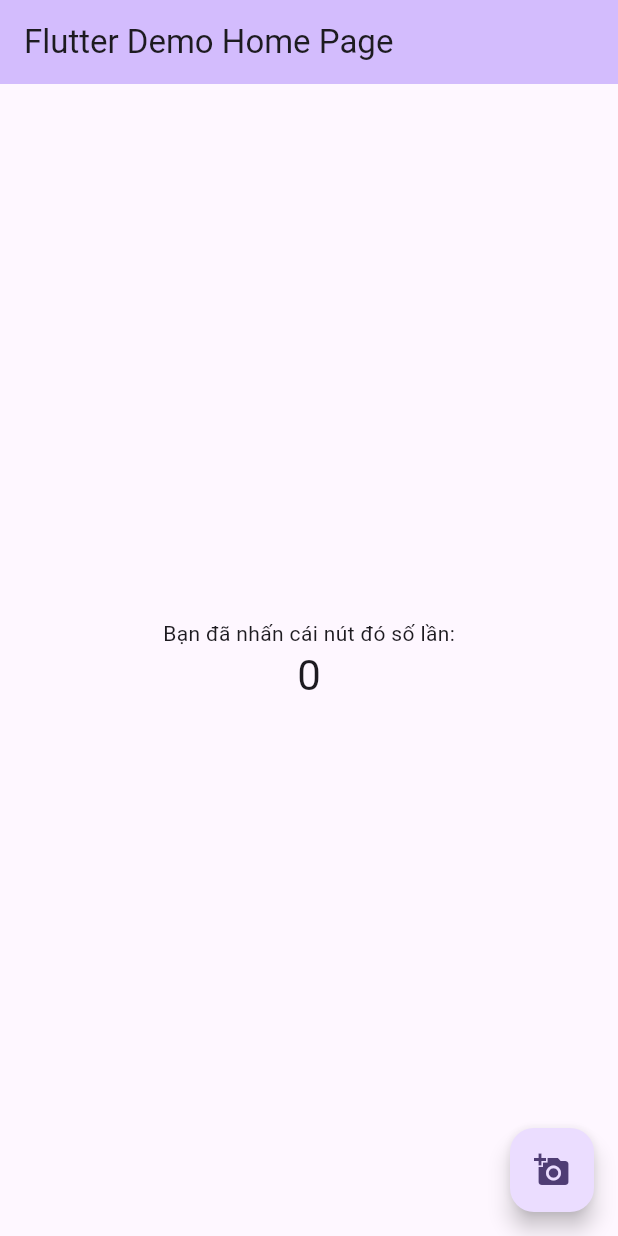
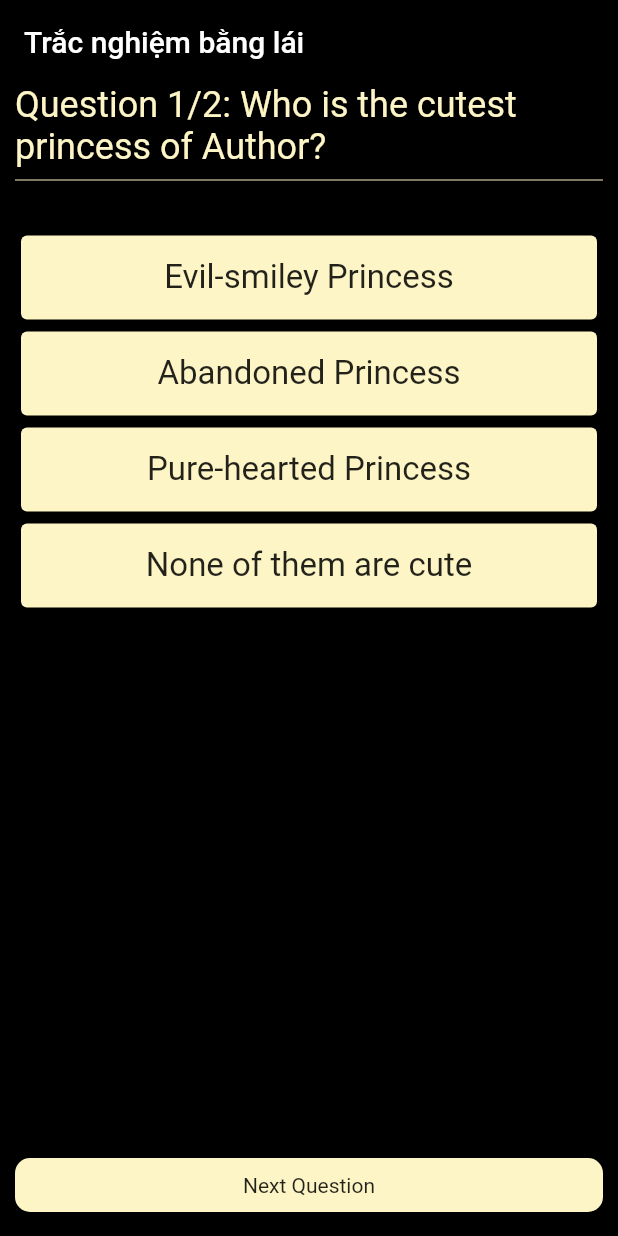
Before and after one commit to hian699/beludrive, a Flutter app: the screen it shows after launch, on a phone screen of 412 x 824 dp. Run offline on Flutter 3.47's test engine with Material 2 defaults, Android fonts, the light colour scheme and no system bars.

Commit message:
Đã thêm phần lựa chọn đáp án, phần hiển thị đáp án đúng/sai (các widgets), còn lại tự đọc tự hiểu nha bạn "MÃNG CẦUR", chúc bạn may mắn và đừng chửi tôi nữa nhé!

```diff
--- /dev/null
+++ b/lib/constants.dart
@@ -0,0 +1,12 @@
+// Store color and stuff
+
+import 'package:flutter/material.dart';
+
+//Set color for correct answers
+const Color correct = Color(0xFF69F0AE);
+//Set color for incorrect answers
+const Color incorrect = Color(0xFFF1632A);
+//Set a neutral color
+const Color neutral = Color(0xFFFDF5C5);
+//Background color
+const Color background = Color(0xFF000000);
--- a/lib/main.dart
+++ b/lib/main.dart
@@ -1,125 +1,23 @@
+// Import the material package
 import 'package:flutter/material.dart';
+import './screens/home_screen.dart';
+void main() {
+  //the runApp method
+  runApp(
+    const MyApp(),
+  );
+}
+// create the MyApp widget
+class MyApp extends StatelessWidget {
+  const MyApp({Key? key}) : super(key: key); // Fix super.key and add a key parameter
 
-void main() {
-  runApp(const MyApp());
-}
-
-class MyApp extends StatelessWidget {
-  const MyApp({super.key});
-
-  // This widget is the root of your application.
   @override
   Widget build(BuildContext context) {
-    return MaterialApp(
-      title: 'Flutter Demo',
-      theme: ThemeData(
-        // This is the theme of your application.
-        //
-        // TRY THIS: Try running your application with "flutter run". You'll see
-        // the application has a blue toolbar. Then, without quitting the app,
-        // try changing the seedColor in the colorScheme below to Colors.green
-        // and then invoke "hot reload" (save your changes or press the "hot
-        // reload" button in a Flutter-supported IDE, or press "r" if you used
-        // the command line to start the app).
-        //
-        // Notice that the counter didn't reset back to zero; the application
-        // state is not lost during the reload. To reset the state, use hot
-        // restart instead.
-        //
-        // This works for code too, not just values: Most code changes can be
-        // tested with just a hot reload.
-        colorScheme: ColorScheme.fromSeed(seedColor: Colors.deepPurple),
-        useMaterial3: true,
-      ),
-      home: const MyHomePage(title: 'Flutter Demo Home Page'),
+    return const MaterialApp(
+      //remove the debug banner
+      debugShowCheckedModeBanner: false,
+      //set a homepage
+      home: HomeScreen(), //created this in separate file
     );
   }
 }
-
-class MyHomePage extends StatefulWidget {
-  const MyHomePage({super.key, required this.title});
-
-  // This widget is the home page of your application. It is stateful, meaning
-  // that it has a State object (defined below) that contains fields that affect
-  // how it looks.
-
-  // This class is the configuration for the state. It holds the values (in this
-  // case the title) provided by the parent (in this case the App widget) and
-  // used by the build method of the State. Fields in a Widget subclass are
-  // always marked "final".
-
-  final String title;
-
-  @override
-  State<MyHomePage> createState() => _MyHomePageState();
-}
-
-class _MyHomePageState extends State<MyHomePage> {
-  int _counter = 0;
-
-  void _incrementCounter() {
-    setState(() {
-      // This call to setState tells the Flutter framework that something has
-      // changed in this State, which causes it to rerun the build method below
-      // so that the display can reflect the updated values. If we changed
-      // _counter without calling setState(), then the build method would not be
-      // called again, and so nothing would appear to happen.
-      _counter++;
-    });
-  }
-
-  @override
-  Widget build(BuildContext context) {
-    // This method is rerun every time setState is called, for instance as done
-    // by the _incrementCounter method above.
-    //
-    // The Flutter framework has been optimized to make rerunning build methods
-    // fast, so that you can just rebuild anything that needs updating rather
-    // than having to individually change instances of widgets.
-    return Scaffold(
-      appBar: AppBar(
-        // TRY THIS: Try changing the color here to a specific color (to
-        // Colors.amber, perhaps?) and trigger a hot reload to see the AppBar
-        // change color while the other colors stay the same.
-        backgroundColor: Theme.of(context).colorScheme.inversePrimary,
-        // Here we take the value from the MyHomePage object that was created by
-        // the App.build method, and use it to set our appbar title.
-        title: Text(widget.title),
-      ),
-      body: Center(
-        // Center is a layout widget. It takes a single child and positions it
-        // in the middle of the parent.
-        child: Column(
-          // Column is also a layout widget. It takes a list of children and
-          // arranges them vertically. By default, it sizes itself to fit its
-          // children horizontally, and tries to be as tall as its parent.
-          //
-          // Column has various properties to control how it sizes itself and
-          // how it positions its children. Here we use mainAxisAlignment to
-          // center the children vertically; the main axis here is the vertical
-          // axis because Columns are vertical (the cross axis would be
-          // horizontal).
-          //
-          // TRY THIS: Invoke "debug painting" (choose the "Toggle Debug Paint"
-          // action in the IDE, or press "p" in the console), to see the
-          // wireframe for each widget.
-          mainAxisAlignment: MainAxisAlignment.center,
-          children: <Widget>[
-            const Text(
-              'Bạn đã nhấn cái nút đó số lần:',
-            ),
-            Text(
-              '$_counter',
-              style: Theme.of(context).textTheme.headlineMedium,
-            ),
-          ],
-        ),
-      ),
-      floatingActionButton: FloatingActionButton(
-        onPressed: _incrementCounter,
-        tooltip: 'Increment',
-        child: const Icon(Icons.add_a_photo),
-      ), // This trailing comma makes auto-formatting nicer for build methods.
-    );
-  }
-}
--- /dev/null
+++ b/lib/models/question_model.dart
@@ -0,0 +1,22 @@
+// Question models
+class Question {
+  // Id of each question
+  final String id;
+  // Title of each question
+  final String title;
+  // Options of each question ('1': True, '2': False)
+  final Map<String, bool> options;
+
+  // Create a constructor
+  Question({
+    required this.id,
+    required this.title,
+    required this.options,
+  });
+
+  // Override toString method to print questions on console
+  @override
+  String toString() {
+    return 'Question(id: $id, title: $title, options: $options)';
+  }
+}
--- /dev/null
+++ b/lib/screens/home_screen.dart
@@ -0,0 +1,120 @@
+import 'package:flutter/material.dart';
+import '../constants.dart';
+import '../models/question_model.dart'; // Question model
+import '../widgets/question_widget.dart'; // Question widget
+import '../widgets/next_button.dart';
+import '../widgets/option_card.dart';
+// Create the HomeScreen widget (StatefulWidget because it's going to be the parent widget, and all functions and variables will be in this widget)
+class HomeScreen extends StatefulWidget {
+  const HomeScreen({Key? key}); // Fix key argument here
+
+  @override
+  State<HomeScreen> createState() => _HomeScreenState();
+}
+
+class _HomeScreenState extends State<HomeScreen> {
+  List<Question> _questions = [
+    Question(
+      id: '10',
+      title: 'Who is the cutest princess of Author?',
+      options: {
+        'Evil-smiley Princess': false,
+        'Abandoned Princess': false,
+        'Pure-hearted Princess': true,
+        'None of them are cute': false,
+      },
+    ),
+    Question(
+      id: '11',
+      title: 'What is the addictive substance in medicated oil?',
+      options: {
+        'Menthol': true,
+        'Heroin': false,
+        'Cocaine': false,
+        'Alcohol': false,
+      },
+    ),
+  ];
+
+  int index = 0; // Add an index variable to keep track of the current question
+  // Create a boolean value to check if the user has clicked
+  bool isPressed = false;
+
+  // Create a function to display the next question
+  void nextQuestion(){
+    if (index == _questions.length - 1){
+      return;
+    } else {
+      if(isPressed){
+      setState(() {
+        index++;
+        isPressed = false;// When the index change to 1, rebuild the app
+      });
+    } else {
+        ScaffoldMessenger.of(context).showSnackBar(
+          SnackBar(
+            content: Text('Please select any option'),
+            behavior: SnackBarBehavior.floating,
+            margin: EdgeInsets.symmetric(vertical: 20.0),
+          )
+        );
+      }
+    }
+  }
+
+  // Create a function to change colors
+  void changeColor(){
+    setState(() {
+      isPressed = true;
+    });
+  }
+
+  @override
+  Widget build(BuildContext context) {
+    return Scaffold(
+      backgroundColor: background, // Change the background
+      appBar: AppBar(
+        title: const Text('Trắc nghiệm bằng lái'),
+        backgroundColor: background,
+        shadowColor: Colors.transparent,
+      ),
+      body: Container(
+        width: double.infinity,
+        padding: const EdgeInsets.symmetric(horizontal: 10.0),
+        child: Column(
+          children: [
+            // Question Widget here
+            QuestionWidget(
+              indexAction: index, // Use the index variable to access questions
+              question: _questions[index].title, // Get the title of the current question
+              totalQuestions: _questions.length, // The length of the list
+            ),
+            const Divider(color: neutral),
+            // Add some space
+            const SizedBox(height: 25.0),
+            for (int i = 0; i < _questions[index].options.length; i++)
+              OptionCard(
+                option: _questions[index].options.keys.toList()[i],
+                color: isPressed
+                    ? _questions[index].options.values.toList()[i] == true
+                       ? correct
+                       : incorrect
+                    : neutral,
+                onTap: changeColor,
+
+              ),
+          ],
+        ),
+      ),
+
+      // Use floating action button
+      floatingActionButton: Padding(
+        padding: const EdgeInsets.symmetric(horizontal: 10.0),
+        child: NextButton(
+          nextQuestion: nextQuestion, // The sub program nextQuestion above
+        ),
+      ),
+      floatingActionButtonLocation: FloatingActionButtonLocation.centerFloat,
+    );
+  }
+}
--- /dev/null
+++ b/lib/widgets/next_button.dart
@@ -0,0 +1,27 @@
+import 'package:flutter/material.dart';
+import '../constants.dart';
+
+class NextButton extends StatelessWidget {
+  const NextButton({Key? key, required this.nextQuestion}) : super(key: key);
+
+  final VoidCallback nextQuestion;
+
+  @override
+  Widget build(BuildContext context) {
+    return GestureDetector(
+      onTap: nextQuestion,
+      child: Container(
+        width: double.infinity,
+        decoration: BoxDecoration(
+          color: neutral,
+          borderRadius: BorderRadius.circular(10.0),
+        ),
+        padding: const EdgeInsets.symmetric(vertical: 10.0),
+        child: Text(
+          'Next Question',
+          textAlign: TextAlign.center,
+        ),
+      ),
+    );
+  }
+}
--- /dev/null
+++ b/lib/widgets/option_card.dart
@@ -0,0 +1,27 @@
+import 'package:flutter/material.dart';
+import '../constants.dart';
+class OptionCard extends StatelessWidget {
+  const OptionCard({Key? key, required this.option, required this.color, required this.onTap}) : super(key: key);
+
+  final String option;
+  final VoidCallback onTap;
+  final Color color;
+  @override
+  Widget build(BuildContext context) {
+    return GestureDetector(
+      onTap: onTap,
+      child: Card(
+        color: color ?? neutral,
+        child: ListTile(
+          title: Text(
+            option,
+            textAlign: TextAlign.center,
+            style: TextStyle(
+              fontSize: 22.0,
+            ),
+          ),
+        ),
+      ),
+    );
+  }
+}
--- /dev/null
+++ b/lib/widgets/question_widget.dart
@@ -0,0 +1,31 @@
+import 'package:flutter/material.dart';
+import '../constants.dart';
+
+class QuestionWidget extends StatelessWidget {
+  const QuestionWidget({
+    Key? key, // Add Key? here
+    required this.indexAction,
+    required this.question,
+    required this.totalQuestions,
+  }) : super(key: key);
+
+  // Question title, total number of questions, and index
+
+  final String question;
+  final int indexAction;
+  final int totalQuestions;
+
+  @override
+  Widget build(BuildContext context) {
+    return Container(
+      alignment: Alignment.centerLeft,
+      child: Text(
+        'Question ${indexAction + 1}/$totalQuestions: $question',
+        style: const TextStyle(
+          fontSize: 24.0,
+          color: neutral, // Add a color value here
+        ),
+      ),
+    );
+  }
+}
```
